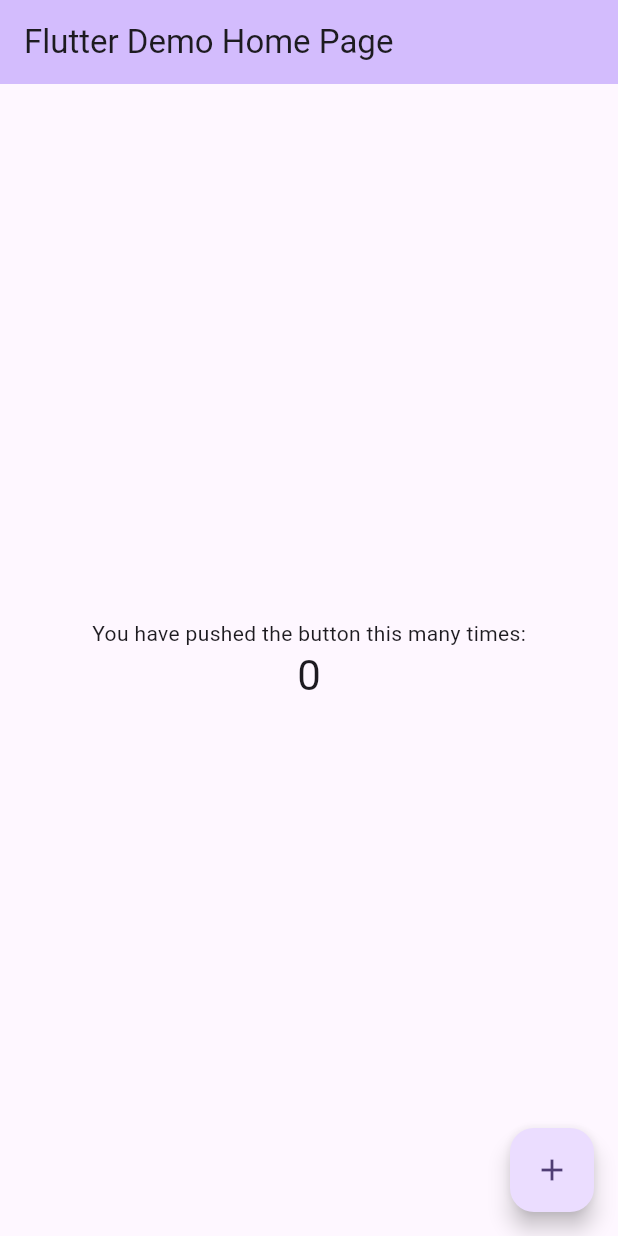
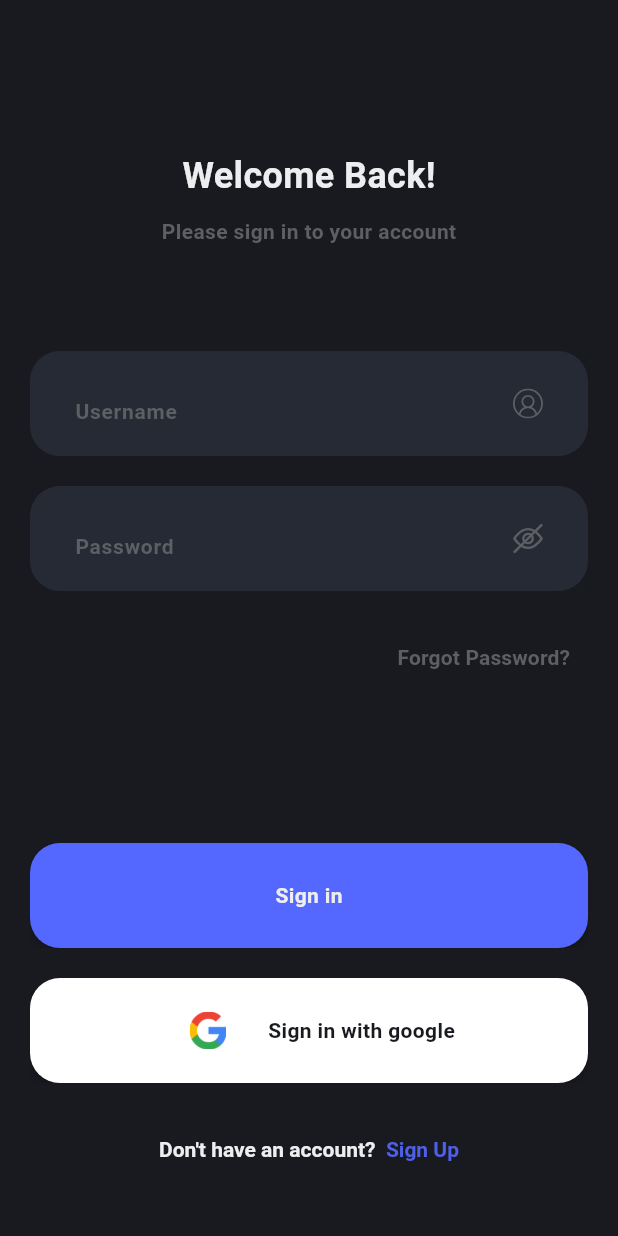
Before and after one commit to okBraga/barber-booking-flutter, a Flutter app: the screen it shows after launch, on a phone screen of 412 x 824 dp. Run offline on Flutter 3.47's test engine with Material 3 defaults, Android fonts, the phone set to English and light mode, and no system bars; our stand-ins replace flutter_svg.

Commit message:
Adicionado tela de login e style

```diff
--- /dev/null
+++ b/lib/core/colors.dart
@@ -0,0 +1,24 @@
+import 'package:flutter/cupertino.dart';
+
+const Color blueButton = Color(0xFF5468FF);
+const Color blueText = Color(0xFF4D60E7);
+
+const Color grayText = Color(0xFF5D5F65);
+const Color whiteText = Color(0xFFEDEEEF);
+
+const Color white = Color(0xFFFFFFFF);
+const Color black = Color(0xFF000000);
+
+const Color blackBG = Color(0xFF181A20);
+const Color blackTextField = Color(0xFF262A34);
+
+const List<Color> gradient = [
+  Color.fromRGBO(24, 26, 32, 1),
+  Color.fromRGBO(24, 26, 32, 0.9),
+  Color.fromRGBO(24, 26, 32, 0.8),
+  Color.fromRGBO(24, 26, 32, 0.7),
+  Color.fromRGBO(24, 26, 32, 0.6),
+  Color.fromRGBO(24, 26, 32, 0.5),
+  Color.fromRGBO(24, 26, 32, 0.4),
+  Color.fromRGBO(24, 26, 32, 0.0),
+];
--- /dev/null
+++ b/lib/core/space.dart
@@ -0,0 +1,15 @@
+import 'package:flutter/material.dart';
+
+class SpaceVH extends StatelessWidget {
+  final double? width;
+  final double? height;
+  const SpaceVH({super.key, this.width, this.height});
+
+  @override
+  Widget build(BuildContext context) {
+    return SizedBox(
+      height: height ?? 0.0,
+      width: width ?? 0.0,
+    );
+  }
+}
--- /dev/null
+++ b/lib/core/style.dart
@@ -0,0 +1,10 @@
+import 'package:flutter/material.dart';
+
+class Stlyes {
+  static ThemeData themeData() {
+    return ThemeData(
+      fontFamily: 'SF Pro',
+      primarySwatch: Colors.blue,
+    );
+  }
+}
--- /dev/null
+++ b/lib/core/text_style.dart
@@ -0,0 +1,35 @@
+import 'package:firebase_login/core/colors.dart';
+import 'package:flutter/material.dart';
+
+const TextStyle headline = TextStyle(
+  fontSize: 28,
+  color: whiteText,
+  fontWeight: FontWeight.bold,
+);
+
+const TextStyle headlineDot = TextStyle(
+  fontSize: 30,
+  color: blueText,
+  fontWeight: FontWeight.bold,
+);
+const TextStyle headline1 = TextStyle(
+  fontSize: 24,
+  color: whiteText,
+  fontWeight: FontWeight.bold,
+);
+
+const TextStyle headline2 = TextStyle(
+  fontSize: 14,
+  color: whiteText,
+  fontWeight: FontWeight.w600,
+);
+const TextStyle headline3 = TextStyle(
+  fontSize: 14,
+  color: grayText,
+  fontWeight: FontWeight.bold,
+);
+const TextStyle hintStyle = TextStyle(
+  fontSize: 14,
+  color: grayText,
+  fontWeight: FontWeight.bold,
+);
--- a/lib/main.dart
+++ b/lib/main.dart
@@ -1,3 +1,4 @@
+import 'package:firebase_login/page/login_page.dart';
 import 'package:flutter/material.dart';
 
 void main() {
@@ -7,119 +8,16 @@ void main() {
 class MyApp extends StatelessWidget {
   const MyApp({super.key});
 
-  // This widget is the root of your application.
   @override
   Widget build(BuildContext context) {
     return MaterialApp(
       title: 'Flutter Demo',
+      debugShowCheckedModeBanner: false,
       theme: ThemeData(
-        // This is the theme of your application.
-        //
-        // TRY THIS: Try running your application with "flutter run". You'll see
-        // the application has a purple toolbar. Then, without quitting the app,
-        // try changing the seedColor in the colorScheme below to Colors.green
-        // and then invoke "hot reload" (save your changes or press the "hot
-        // reload" button in a Flutter-supported IDE, or press "r" if you used
-        // the command line to start the app).
-        //
-        // Notice that the counter didn't reset back to zero; the application
-        // state is not lost during the reload. To reset the state, use hot
-        // restart instead.
-        //
-        // This works for code too, not just values: Most code changes can be
-        // tested with just a hot reload.
         colorScheme: ColorScheme.fromSeed(seedColor: Colors.deepPurple),
         useMaterial3: true,
       ),
-      home: const MyHomePage(title: 'Flutter Demo Home Page'),
+      home: const LoginPage(),
     );
   }
 }
-
-class MyHomePage extends StatefulWidget {
-  const MyHomePage({super.key, required this.title});
-
-  // This widget is the home page of your application. It is stateful, meaning
-  // that it has a State object (defined below) that contains fields that affect
-  // how it looks.
-
-  // This class is the configuration for the state. It holds the values (in this
-  // case the title) provided by the parent (in this case the App widget) and
-  // used by the build method of the State. Fields in a Widget subclass are
-  // always marked "final".
-
-  final String title;
-
-  @override
-  State<MyHomePage> createState() => _MyHomePageState();
-}
-
-class _MyHomePageState extends State<MyHomePage> {
-  int _counter = 0;
-
-  void _incrementCounter() {
-    setState(() {
-      // This call to setState tells the Flutter framework that something has
-      // changed in this State, which causes it to rerun the build method below
-      // so that the display can reflect the updated values. If we changed
-      // _counter without calling setState(), then the build method would not be
-      // called again, and so nothing would appear to happen.
-      _counter++;
-    });
-  }
-
-  @override
-  Widget build(BuildContext context) {
-    // This method is rerun every time setState is called, for instance as done
-    // by the _incrementCounter method above.
-    //
-    // The Flutter framework has been optimized to make rerunning build methods
-    // fast, so that you can just rebuild anything that needs updating rather
-    // than having to individually change instances of widgets.
-    return Scaffold(
-      appBar: AppBar(
-        // TRY THIS: Try changing the color here to a specific color (to
-        // Colors.amber, perhaps?) and trigger a hot reload to see the AppBar
-        // change color while the other colors stay the same.
-        backgroundColor: Theme.of(context).colorScheme.inversePrimary,
-        // Here we take the value from the MyHomePage object that was created by
-        // the App.build method, and use it to set our appbar title.
-        title: Text(widget.title),
-      ),
-      body: Center(
-        // Center is a layout widget. It takes a single child and positions it
-        // in the middle of the parent.
-        child: Column(
-          // Column is also a layout widget. It takes a list of children and
-          // arranges them vertically. By default, it sizes itself to fit its
-          // children horizontally, and tries to be as tall as its parent.
-          //
-          // Column has various properties to control how it sizes itself and
-          // how it positions its children. Here we use mainAxisAlignment to
-          // center the children vertically; the main axis here is the vertical
-          // axis because Columns are vertical (the cross axis would be
-          // horizontal).
-          //
-          // TRY THIS: Invoke "debug painting" (choose the "Toggle Debug Paint"
-          // action in the IDE, or press "p" in the console), to see the
-          // wireframe for each widget.
-          mainAxisAlignment: MainAxisAlignment.center,
-          children: <Widget>[
-            const Text(
-              'You have pushed the button this many times:',
-            ),
-            Text(
-              '$_counter',
-              style: Theme.of(context).textTheme.headlineMedium,
-            ),
-          ],
-        ),
-      ),
-      floatingActionButton: FloatingActionButton(
-        onPressed: _incrementCounter,
-        tooltip: 'Increment',
-        child: const Icon(Icons.add),
-      ), // This trailing comma makes auto-formatting nicer for build methods.
-    );
-  }
-}
--- /dev/null
+++ b/lib/page/login_page.dart
@@ -0,0 +1,122 @@
+import 'package:firebase_login/core/colors.dart';
+import 'package:firebase_login/core/space.dart';
+import 'package:firebase_login/core/text_style.dart';
+import 'package:firebase_login/widget/custom_text_field.dart';
+import 'package:firebase_login/widget/main_button.dart';
+import 'package:flutter/material.dart';
+
+class LoginPage extends StatefulWidget {
+  const LoginPage({super.key});
+
+  @override
+  State<LoginPage> createState() => _LoginPageState();
+}
+
+class _LoginPageState extends State<LoginPage> {
+  final TextEditingController _emailController = TextEditingController();
+  final TextEditingController _passwordController = TextEditingController();
+  bool obscureText = true;
+
+  void togglePasswordVisibility() {
+    setState(() {
+      obscureText = !obscureText;
+    });
+  }
+
+  @override
+  Widget build(BuildContext context) {
+    return Scaffold(
+      backgroundColor: blackBG,
+      body: Padding(
+        padding: const EdgeInsets.only(top: 50.0),
+        child: SingleChildScrollView(
+          child: Column(
+            children: [
+              const SpaceVH(height: 50.0),
+              const Text(
+                'Welcome Back!',
+                style: headline1,
+              ),
+              const SpaceVH(height: 10.0),
+              const Text(
+                'Please sign in to your account',
+                style: headline3,
+              ),
+              const SpaceVH(height: 60.0),
+              CustomTextField(
+                controller: _emailController,
+                image: 'user.svg',
+                hintTxt: 'Username',
+                obscureText: false,
+              ),
+              CustomTextField(
+                controller: _passwordController,
+                image: obscureText ? 'hide.svg' : 'visibility.svg',
+                hintTxt: 'Password',
+                obscureText: obscureText,
+                onIconTap: togglePasswordVisibility,
+              ),
+              const SpaceVH(height: 10.0),
+              Align(
+                alignment: Alignment.centerRight,
+                child: Padding(
+                  padding: const EdgeInsets.only(right: 20.0),
+                  child: TextButton(
+                    onPressed: () {},
+                    child: const Text(
+                      'Forgot Password?',
+                      style: headline3,
+                    ),
+                  ),
+                ),
+              ),
+              const SpaceVH(height: 100.0),
+              Align(
+                alignment: Alignment.bottomCenter,
+                child: Column(
+                  children: [
+                    MainButton(
+                      onTap: () {},
+                      text: 'Sign in',
+                      buttonColor: blueButton,
+                    ),
+                    const SpaceVH(height: 20.0),
+                    MainButton(
+                      onTap: () {},
+                      text: 'Sign in with google',
+                      image: 'google-logo.png',
+                      buttonColor: white,
+                      textColor: blackBG,
+                    ),
+                    const SpaceVH(height: 20.0),
+                    TextButton(
+                      onPressed: () {
+                        //Navigator.push(context, MaterialPageRoute(builder: (builder) => SignUpPage()));
+                      },
+                      child: RichText(
+                        text: TextSpan(children: [
+                          TextSpan(
+                            text: 'Don\'t have an account? ',
+                            style: headline.copyWith(
+                              fontSize: 14.0,
+                            ),
+                          ),
+                          TextSpan(
+                            text: ' Sign Up',
+                            style: headlineDot.copyWith(
+                              fontSize: 14.0,
+                            ),
+                          ),
+                        ]),
+                      ),
+                    ),
+                  ],
+                ),
+              ),
+            ],
+          ),
+        ),
+      ),
+    );
+  }
+}
--- /dev/null
+++ b/lib/widget/custom_text_field.dart
@@ -0,0 +1,72 @@
+import 'package:firebase_login/core/colors.dart';
+import 'package:firebase_login/core/text_style.dart';
+import 'package:flutter/material.dart';
+import 'package:flutter_svg/svg.dart';
+
+class CustomTextField extends StatefulWidget {
+  final String hintTxt;
+  final String image;
+  final TextEditingController controller;
+  final TextInputType? keyBordType;
+  final bool obscureText; // Novo parâmetro
+  final VoidCallback? onIconTap; // Função de callback para o ícone
+
+  CustomTextField({
+    super.key,
+    required this.hintTxt,
+    required this.image,
+    required this.controller,
+    this.keyBordType,
+    this.obscureText = false, // Padrão para false
+    this.onIconTap, // Novo parâmetro
+  });
+
+  @override
+  State<CustomTextField> createState() => _CustomTextFieldState();
+}
+
+class _CustomTextFieldState extends State<CustomTextField> {
+  @override
+  Widget build(BuildContext context) {
+    return Container(
+      height: 70.0,
+      padding: const EdgeInsets.symmetric(horizontal: 30.0),
+      margin: const EdgeInsets.symmetric(
+        horizontal: 20.0,
+        vertical: 10.0,
+      ),
+      decoration: BoxDecoration(
+        color: blackTextField,
+        borderRadius: BorderRadius.circular(20.0),
+      ),
+      child: Row(
+        mainAxisAlignment: MainAxisAlignment.spaceBetween,
+        children: [
+          SizedBox(
+            width: 270.0,
+            child: TextField(
+              controller: widget.controller,
+              textAlignVertical: TextAlignVertical.center,
+              obscureText: widget.obscureText, // Usar o parâmetro obscureText
+              keyboardType: widget.keyBordType,
+              decoration: InputDecoration(
+                border: InputBorder.none,
+                hintText: widget.hintTxt,
+                hintStyle: hintStyle,
+              ),
+              style: headline2,
+            ),
+          ),
+          GestureDetector(
+            onTap: widget.onIconTap, // Chama a função de callback ao tocar
+            child: SvgPicture.asset(
+              'assets/icon/${widget.image}',
+              height: 20.0,
+              color: grayText,
+            ),
+          ),
+        ],
+      ),
+    );
+  }
+}
--- /dev/null
+++ b/lib/widget/main_button.dart
@@ -0,0 +1,65 @@
+import 'package:firebase_login/core/text_style.dart';
+import 'package:flutter/material.dart';
+
+class MainButton extends StatelessWidget {
+  final Function() onTap;
+  final String text;
+  final String? image;
+  final Color? textColor;
+  final Color buttonColor;
+
+  const MainButton({
+    super.key,
+    required this.onTap,
+    required this.text,
+    this.image,
+    this.textColor,
+    required this.buttonColor,
+  });
+
+  @override
+  Widget build(BuildContext context) {
+    return Padding(
+      padding: const EdgeInsets.symmetric(horizontal: 20.0),
+      child: Material(
+        color: Colors.transparent,
+        child: InkWell(
+          onTap: onTap,
+          borderRadius: BorderRadius.circular(20.0),
+          child: Ink(
+            decoration: BoxDecoration(
+              color: buttonColor,
+              borderRadius: BorderRadius.circular(20.0),
+              boxShadow: [
+                BoxShadow(
+                  color: Colors.black.withOpacity(0.2),
+                  blurRadius: 6.0,
+                  offset: const Offset(0, 4),
+                ),
+              ],
+            ),
+            height: 70.0,
+            child: Row(
+              mainAxisAlignment: MainAxisAlignment.center,
+              children: [
+                if (image != null)
+                  Padding(
+                    padding: const EdgeInsets.only(right: 10.0),
+                    child: Image.asset(
+                      'assets/image/$image',
+                      height: 25.0,
+                      width: 60.0,
+                    ),
+                  ),
+                Text(
+                  text,
+                  style: textColor != null ? headline2.copyWith(color: textColor) : headline2,
+                ),
+              ],
+            ),
+          ),
+        ),
+      ),
+    );
+  }
+}
```
Also changed, not shown: pubspec.yaml (+5 -5 lines), assets/icon/hide.svg (added), assets/icon/user.svg (added), assets/icon/visibility.svg (added), assets/image/google-logo.png (added), pubspec.lock.
